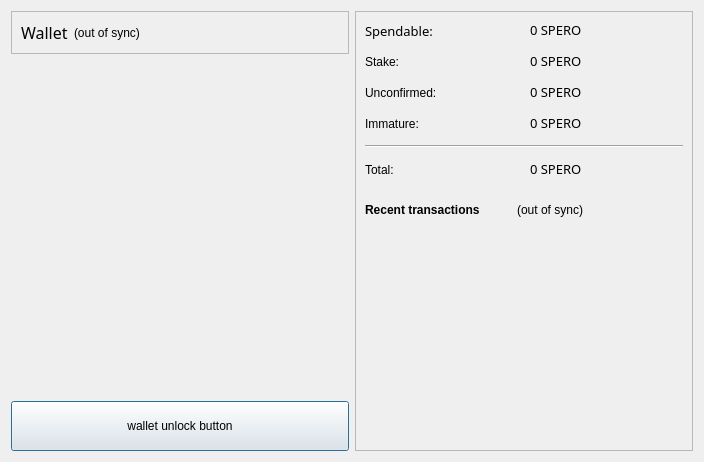
Old version of the form src/qt/forms/overviewpage.ui in the repository LightBurdenOfficial/SperoCoin_Android.
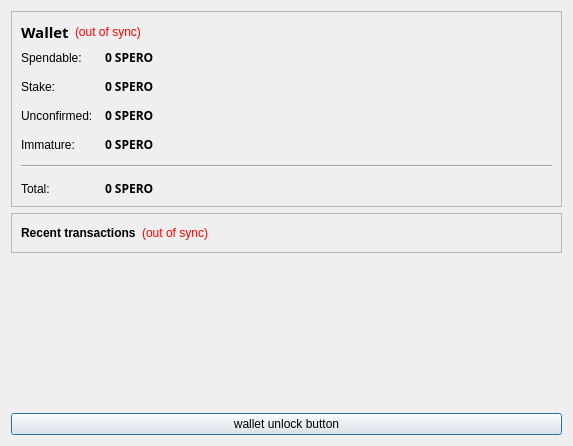
New version of the form. Icons and pictures are not drawn.

Commit message: Mudança de Layout - Versão Final

Patch:
```diff
--- a/src/qt/forms/overviewpage.ui
+++ b/src/qt/forms/overviewpage.ui
@@ -6,20 +6,15 @@
    <rect>
     <x>0</x>
     <y>0</y>
-    <width>704</width>
-    <height>462</height>
+    <width>573</width>
+    <height>446</height>
    </rect>
   </property>
   <property name="windowTitle">
    <string>Form</string>
   </property>
-  <property name="styleSheet">
-   <string notr="true">font: 5pt &quot;Century Gothic&quot;;</string>
-  </property>
-  <layout class="QHBoxLayout" name="horizontalLayout" stretch="0,0">
-   <item>
-    <layout class="QVBoxLayout" name="verticalLayout_2">
-     <item>
+    <layout class="QGridLayout" name="gridLayout">
+     <item row="0" column="0">
       <widget class="QFrame" name="frame">
        <property name="frameShape">
         <enum>QFrame::StyledPanel</enum>
@@ -35,15 +30,11 @@
             <property name="font">
              <font>
               <family>Century Gothic</family>
-              <pointsize>12</pointsize>
-              <weight>50</weight>
-              <italic>false</italic>
-              <bold>false</bold>
+              <pointsize>11</pointsize>
+              <weight>75</weight>
+              <bold>true</bold>
              </font>
             </property>
-            <property name="styleSheet">
-             <string notr="true">font: 12pt &quot;Century Gothic&quot;;</string>
-            </property>
             <property name="text">
              <string>Wallet</string>
             </property>
@@ -55,8 +46,7 @@
              <string>The displayed information may be out of date. Your wallet automatically synchronizes with the SperoCoin network after a connection is established, but this process has not completed yet.</string>
             </property>
             <property name="styleSheet">
-             <string notr="true">QLabel { color: red; }
-font: 10pt &quot;Century Gothic&quot;;;</string>
+             <string notr="true">QLabel { color: red; }</string>
             </property>
             <property name="text">
              <string notr="true">(out of sync)</string>
@@ -81,130 +71,19 @@
           </item>
          </layout>
         </item>
-       </layout>
-      </widget>
-     </item>
      <item>
-      <widget class="QLabel" name="label_2">
-       <property name="sizePolicy">
-        <sizepolicy hsizetype="MinimumExpanding" vsizetype="MinimumExpanding">
-         <horstretch>0</horstretch>
-         <verstretch>0</verstretch>
-        </sizepolicy>
-       </property>
-       <property name="text">
-        <string/>
-       </property>
-       <property name="pixmap">
-        <pixmap resource="../bitcoin.qrc">:/images/Wallet_Logo</pixmap>
-       </property>
-       <property name="scaledContents">
-        <bool>false</bool>
-       </property>
-       <property name="alignment">
-        <set>Qt::AlignHCenter|Qt::AlignTop</set>
-       </property>
-       <property name="wordWrap">
-        <bool>false</bool>
-       </property>
-       <property name="margin">
-        <number>0</number>
-       </property>
-       <property name="openExternalLinks">
-        <bool>false</bool>
-       </property>
-      </widget>
-     </item>
-     <item>
-      <widget class="QPushButton" name="unlockWalletButton">
-       <property name="enabled">
-        <bool>true</bool>
-       </property>
-       <property name="sizePolicy">
-        <sizepolicy hsizetype="Fixed" vsizetype="Fixed">
-         <horstretch>0</horstretch>
-         <verstretch>0</verstretch>
-        </sizepolicy>
-       </property>
-       <property name="minimumSize">
-        <size>
-         <width>0</width>
-         <height>50</height>
-        </size>
-       </property>
-       <property name="maximumSize">
-        <size>
-         <width>16777214</width>
-         <height>120</height>
-        </size>
-       </property>
-       <property name="tabletTracking">
-        <bool>false</bool>
-       </property>
-       <property name="toolTip">
-        <string/>
-       </property>
-       <property name="styleSheet">
-        <string notr="true">font: 12pt &quot;Century Gothic&quot;;</string>
-       </property>
-       <property name="text">
-        <string>wallet unlock button</string>
-       </property>
-       <property name="checkable">
-        <bool>false</bool>
-       </property>
-       <property name="autoDefault">
-        <bool>false</bool>
-       </property>
-       <property name="default">
-        <bool>true</bool>
-       </property>
-       <property name="flat">
-        <bool>false</bool>
-       </property>
-      </widget>
-     </item>
-    </layout>
-   </item>
-   <item>
-    <layout class="QVBoxLayout" name="verticalLayout_3">
-     <item>
-      <widget class="QFrame" name="frame_2">
-       <property name="frameShape">
-        <enum>QFrame::StyledPanel</enum>
-       </property>
-       <property name="frameShadow">
-        <enum>QFrame::Raised</enum>
-       </property>
-       <layout class="QVBoxLayout" name="verticalLayout">
-        <item>
-         <layout class="QGridLayout" name="gridLayout">
-          <property name="sizeConstraint">
-           <enum>QLayout::SetDefaultConstraint</enum>
-          </property>
-          <property name="spacing">
+         <layout class="QFormLayout" name="formLayout_2">
+          <property name="fieldGrowthPolicy">
+           <enum>QFormLayout::AllNonFixedFieldsGrow</enum>
+          </property>
+          <property name="horizontalSpacing">
+           <number>12</number>
+          </property>
+          <property name="verticalSpacing">
            <number>12</number>
           </property>
           <item row="0" column="0">
            <widget class="QLabel" name="label">
-            <property name="minimumSize">
-             <size>
-              <width>0</width>
-              <height>0</height>
-             </size>
-            </property>
-            <property name="font">
-             <font>
-              <family>Century Gothic</family>
-              <pointsize>10</pointsize>
-              <weight>50</weight>
-              <italic>false</italic>
-              <bold>false</bold>
-             </font>
-            </property>
-            <property name="styleSheet">
-             <string notr="true">font: 10pt &quot;Century Gothic&quot;;</string>
-            </property>
             <property name="text">
              <string>Spendable:</string>
             </property>
@@ -215,10 +94,8 @@
             <property name="font">
              <font>
               <family>Century Gothic</family>
-              <pointsize>10</pointsize>
-              <weight>50</weight>
-              <italic>false</italic>
-              <bold>false</bold>
+              <weight>75</weight>
+              <bold>true</bold>
              </font>
             </property>
             <property name="cursor">
@@ -227,9 +104,6 @@
             <property name="toolTip">
              <string>Your current spendable balance</string>
             </property>
-            <property name="styleSheet">
-             <string notr="true">font: 10pt &quot;Century Gothic&quot;;</string>
-            </property>
             <property name="text">
              <string notr="true">0 SPERO</string>
             </property>
@@ -240,9 +114,6 @@
           </item>
           <item row="1" column="0">
            <widget class="QLabel" name="label_6">
-            <property name="styleSheet">
-             <string notr="true">font: 10pt &quot;Century Gothic&quot;;</string>
-            </property>
             <property name="text">
              <string>Stake:</string>
             </property>
@@ -253,10 +124,8 @@
             <property name="font">
              <font>
               <family>Century Gothic</family>
-              <pointsize>10</pointsize>
-              <weight>50</weight>
-              <italic>false</italic>
-              <bold>false</bold>
+              <weight>75</weight>
+              <bold>true</bold>
              </font>
             </property>
             <property name="cursor">
@@ -265,9 +134,6 @@
             <property name="toolTip">
              <string>Total of coins that was staked, and do not yet count toward the current balance</string>
             </property>
-            <property name="styleSheet">
-             <string notr="true">font: 10pt &quot;Century Gothic&quot;;</string>
-            </property>
             <property name="text">
              <string notr="true">0 SPERO</string>
             </property>
@@ -278,9 +144,6 @@
           </item>
           <item row="2" column="0">
            <widget class="QLabel" name="label_3">
-            <property name="styleSheet">
-             <string notr="true">font: 10pt &quot;Century Gothic&quot;;</string>
-            </property>
             <property name="text">
              <string>Unconfirmed:</string>
             </property>
@@ -291,10 +154,8 @@
             <property name="font">
              <font>
               <family>Century Gothic</family>
-              <pointsize>10</pointsize>
-              <weight>50</weight>
-              <italic>false</italic>
-              <bold>false</bold>
+              <weight>75</weight>
+              <bold>true</bold>
              </font>
             </property>
             <property name="cursor">
@@ -303,9 +164,6 @@
             <property name="toolTip">
              <string>Total of transactions that have yet to be confirmed, and do not yet count toward the current balance</string>
             </property>
-            <property name="styleSheet">
-             <string notr="true">font: 10pt &quot;Century Gothic&quot;;</string>
-            </property>
             <property name="text">
              <string notr="true">0 SPERO</string>
             </property>
@@ -316,9 +174,6 @@
           </item>
           <item row="3" column="0">
            <widget class="QLabel" name="labelImmatureText">
-            <property name="styleSheet">
-             <string notr="true">font: 10pt &quot;Century Gothic&quot;;</string>
-            </property>
             <property name="text">
              <string>Immature:</string>
             </property>
@@ -329,18 +184,13 @@
             <property name="font">
              <font>
               <family>Century Gothic</family>
-              <pointsize>10</pointsize>
-              <weight>50</weight>
-              <italic>false</italic>
-              <bold>false</bold>
+              <weight>75</weight>
+              <bold>true</bold>
              </font>
             </property>
             <property name="toolTip">
              <string>Mined balance that has not yet matured</string>
             </property>
-            <property name="styleSheet">
-             <string notr="true">font: 10pt &quot;Century Gothic&quot;;</string>
-            </property>
             <property name="text">
              <string notr="true">0 SPERO</string>
             </property>
@@ -358,9 +208,6 @@
           </item>
           <item row="5" column="0">
            <widget class="QLabel" name="labelTotalText">
-            <property name="styleSheet">
-             <string notr="true">font: 10pt &quot;Century Gothic&quot;;</string>
-            </property>
             <property name="text">
              <string>Total:</string>
             </property>
@@ -371,10 +218,8 @@
             <property name="font">
              <font>
               <family>Century Gothic</family>
-              <pointsize>10</pointsize>
-              <weight>50</weight>
-              <italic>false</italic>
-              <bold>false</bold>
+              <weight>75</weight>
+              <bold>true</bold>
              </font>
             </property>
             <property name="cursor">
@@ -383,9 +228,6 @@
             <property name="toolTip">
              <string>Your current total balance</string>
             </property>
-            <property name="styleSheet">
-             <string notr="true">font: 10pt &quot;Century Gothic&quot;;</string>
-            </property>
             <property name="text">
              <string notr="true">0 SPERO</string>
             </property>
@@ -396,25 +238,22 @@
           </item>
          </layout>
         </item>
+       </layout>
+      </widget>
+     </item>
+        <item row="1" column="0">
+    <widget class="QFrame" name="frame_2">
+     <property name="frameShape">
+      <enum>QFrame::StyledPanel</enum>
+     </property>
+     <property name="frameShadow">
+      <enum>QFrame::Raised</enum>
+     </property>
+     <layout class="QVBoxLayout" name="verticalLayout">
         <item>
          <layout class="QHBoxLayout" name="horizontalLayout_2">
           <item>
            <widget class="QLabel" name="label_4">
-            <property name="minimumSize">
-             <size>
-              <width>0</width>
-              <height>0</height>
-             </size>
-            </property>
-            <property name="maximumSize">
-             <size>
-              <width>350</width>
-              <height>50</height>
-             </size>
-            </property>
-            <property name="styleSheet">
-             <string notr="true">font: 75 10pt &quot;Century Gothic&quot;;</string>
-            </property>
             <property name="text">
              <string>&lt;b&gt;Recent transactions&lt;/b&gt;</string>
             </property>
@@ -422,18 +261,11 @@
           </item>
           <item>
            <widget class="QLabel" name="labelTransactionsStatus">
-            <property name="maximumSize">
-             <size>
-              <width>300</width>
-              <height>50</height>
-             </size>
-            </property>
             <property name="toolTip">
              <string>The displayed information may be out of date. Your wallet automatically synchronizes with the SperoCoin network after a connection is established, but this process has not completed yet.</string>
             </property>
             <property name="styleSheet">
-             <string notr="true">QLabel { color: red; };
-font: 10pt &quot;Century Gothic&quot;;</string>
+        <string notr="true">QLabel { color: red; }</string>
             </property>
             <property name="text">
              <string notr="true">(out of sync)</string>
@@ -448,12 +280,9 @@
             <property name="orientation">
              <enum>Qt::Horizontal</enum>
             </property>
-            <property name="sizeType">
-             <enum>QSizePolicy::Fixed</enum>
-            </property>
             <property name="sizeHint" stdset="0">
              <size>
-              <width>100</width>
+         <width>40</width>
               <height>20</height>
              </size>
             </property>
@@ -461,13 +290,21 @@
           </item>
          </layout>
         </item>
-        <item>
+       </layout>
+      </widget>
+     </item>
+     <item row="2" column="0">
          <widget class="QListView" name="listTransactions">
-          <property name="maximumSize">
-           <size>
-            <width>16777215</width>
-            <height>200</height>
-           </size>
+           <property name="sizePolicy">
+      <sizepolicy hsizetype="Expanding" vsizetype="Expanding">
+       <horstretch>0</horstretch>
+       <verstretch>3</verstretch>
+      </sizepolicy>
+     </property>
+     <property name="font">
+      <font>
+       <pointsize>9</pointsize>
+      </font>
           </property>
           <property name="styleSheet">
            <string notr="true">QListView { background: transparent; font: 75 10pt &quot;Century Gothic&quot;; }
@@ -487,10 +324,55 @@
           </property>
          </widget>
         </item>
-       </layout>
-      </widget>
+     <item row="3" column="0">
+      <spacer name="verticalSpacer">
+       <property name="orientation">
+        <enum>Qt::Vertical</enum>
+       </property>
+       <property name="sizeHint" stdset="0">
+        <size>
+         <width>550</width>
+         <height>13</height>
+        </size>
+       </property>
+      </spacer>
      </item>
-    </layout>
+     <item row="4" column="0">
+      <widget class="QPushButton" name="unlockWalletButton">
+       <property name="sizePolicy">
+        <sizepolicy hsizetype="Minimum" vsizetype="Fixed">
+         <horstretch>0</horstretch>
+         <verstretch>0</verstretch>
+        </sizepolicy>
+       </property>
+       <property name="maximumSize">
+        <size>
+         <width>16777214</width>
+         <height>16777214</height>
+        </size>
+       </property>
+       <property name="toolTip">
+        <string/>
+       </property>
+       <property name="styleSheet">
+        <string notr="true">font: 75 9pt &quot;Century Gothic&quot;;</string>
+       </property>
+       <property name="text">
+        <string>wallet unlock button</string>
+       </property>
+       <property name="checkable">
+        <bool>false</bool>
+       </property>
+       <property name="autoDefault">
+        <bool>false</bool>
+       </property>
+       <property name="default">
+        <bool>true</bool>
+       </property>
+       <property name="flat">
+        <bool>false</bool>
+       </property>
+      </widget>
    </item>
   </layout>
  </widget>
```
Left out of the diff: 3 changed lines with no effect on the pictures. Lines whose indentation alone changed are shown as unchanged. The commit also changes 16 other files.
